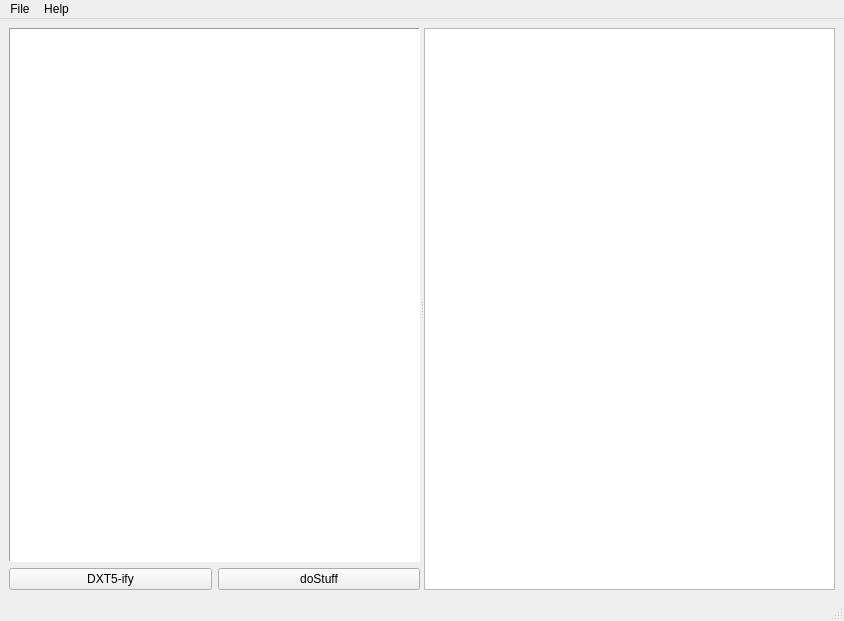
Qt form mainwindow.ui (Muha0644/kadaif) before a commit.
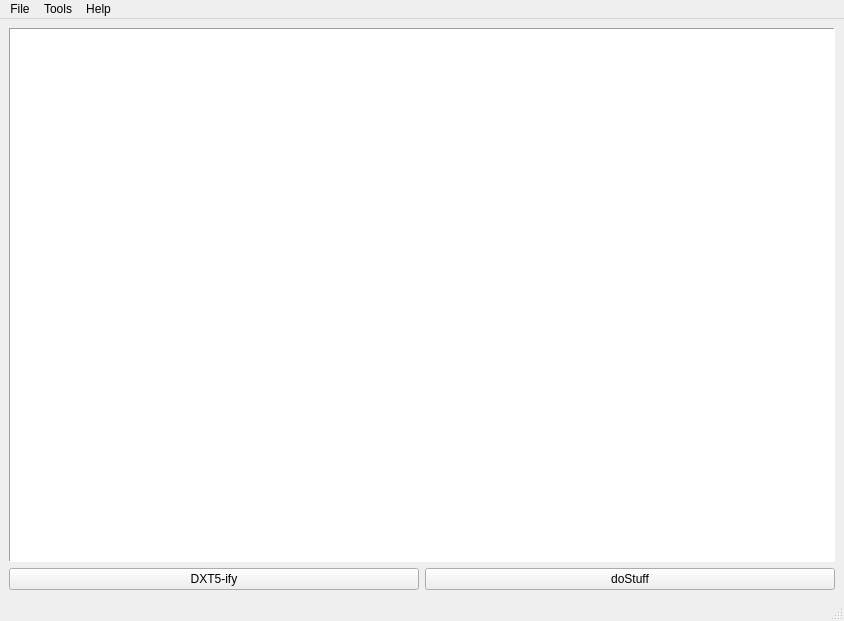
The same form after that commit.

The edit to the form file:
```diff
--- a/mainwindow.ui
+++ b/mainwindow.ui
@@ -62,7 +62,7 @@
       <property name="childrenCollapsible">
        <bool>false</bool>
       </property>
-      <widget class="QWidget" name="">
+      <widget class="QWidget" name="layoutWidget">
        <layout class="QVBoxLayout" name="verticalLayout">
         <item>
          <widget class="QTreeView" name="fileListThing">
@@ -124,14 +124,6 @@
         </item>
        </layout>
       </widget>
-      <widget class="QListWidget" name="listThing">
-       <property name="minimumSize">
-        <size>
-         <width>100</width>
-         <height>150</height>
-        </size>
-       </property>
-      </widget>
      </widget>
     </item>
    </layout>
@@ -157,7 +149,13 @@
     </property>
     <addaction name="actionAbout"/>
    </widget>
+   <widget class="QMenu" name="menuTools">
+    <property name="title">
+     <string>Tools</string>
+    </property>
+   </widget>
    <addaction name="menuKadaif"/>
+   <addaction name="menuTools"/>
    <addaction name="menuHelp"/>
   </widget>
   <widget class="QStatusBar" name="statusbar"/>
```
Left out of the diff: 5 changed lines with no effect on the pictures.
